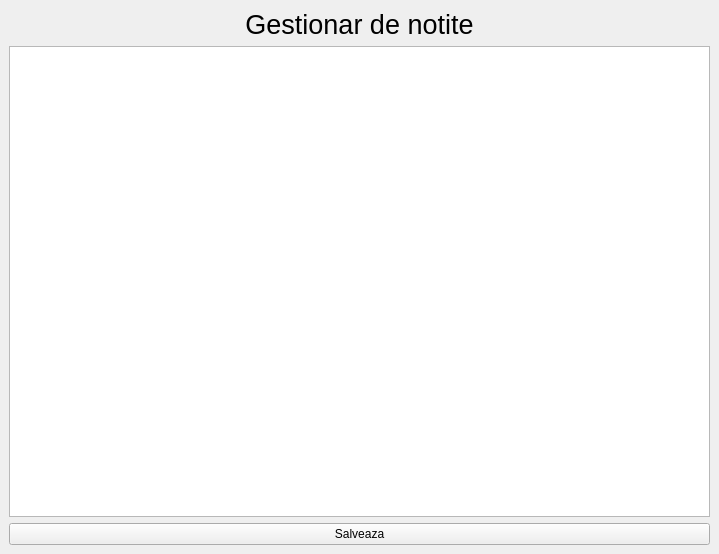
Above: NotiteApp/mainwindow.ui from StefanBelivaca/NotiteApp before the change. Below: the same form after it.
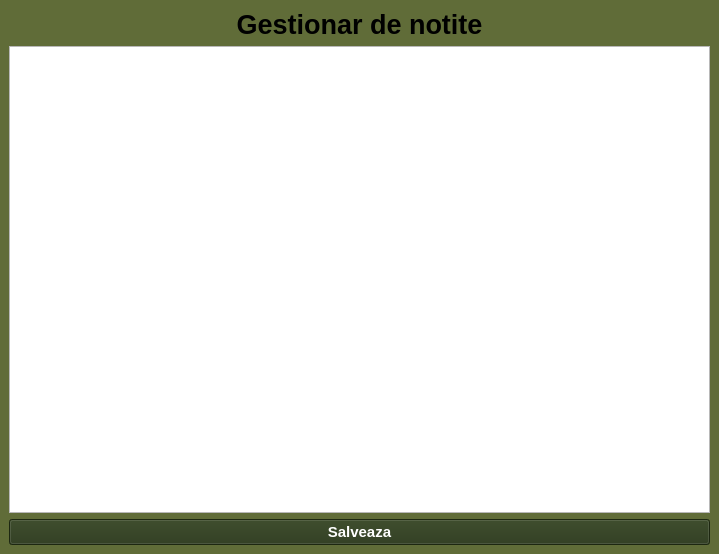
That is the form after the change.

The edit to the form file:
```diff
--- a/NotiteApp/mainwindow.ui
+++ b/NotiteApp/mainwindow.ui
@@ -13,6 +13,11 @@
   <property name="windowTitle">
    <string>MainWindow</string>
   </property>
+  <property name="styleSheet">
+   <string notr="true">QMainWindow{
+background-color:rgb(96, 108, 56);
+}</string>
+  </property>
   <widget class="QWidget" name="centralwidget">
    <layout class="QGridLayout" name="gridLayout">
     <item row="0" column="0">
@@ -23,8 +28,14 @@
          <font>
           <family>Arial</family>
           <pointsize>20</pointsize>
+          <bold>true</bold>
          </font>
         </property>
+        <property name="styleSheet">
+         <string notr="true">QLabel{
+color:  white:
+}</string>
+        </property>
         <property name="text">
          <string>Gestionar de notite</string>
         </property>
@@ -34,10 +45,36 @@
        </widget>
       </item>
       <item>
-       <widget class="QTextEdit" name="textEdit"/>
+       <widget class="QTextEdit" name="textEdit">
+        <property name="font">
+         <font>
+          <family>Arial</family>
+          <pointsize>14</pointsize>
+          <bold>true</bold>
+         </font>
+        </property>
+        <property name="styleSheet">
+         <string notr="true"/>
+        </property>
+       </widget>
       </item>
       <item>
        <widget class="QPushButton" name="Save">
+        <property name="font">
+         <font>
+          <family>Arial</family>
+          <pointsize>11</pointsize>
+          <bold>true</bold>
+         </font>
+        </property>
+        <property name="styleSheet">
+         <string notr="true">QPushButton{
+background-color: rgb(40, 54, 24);
+color:white;
+
+
+}</string>
+        </property>
         <property name="text">
          <string>Salveaza</string>
         </property>
```
